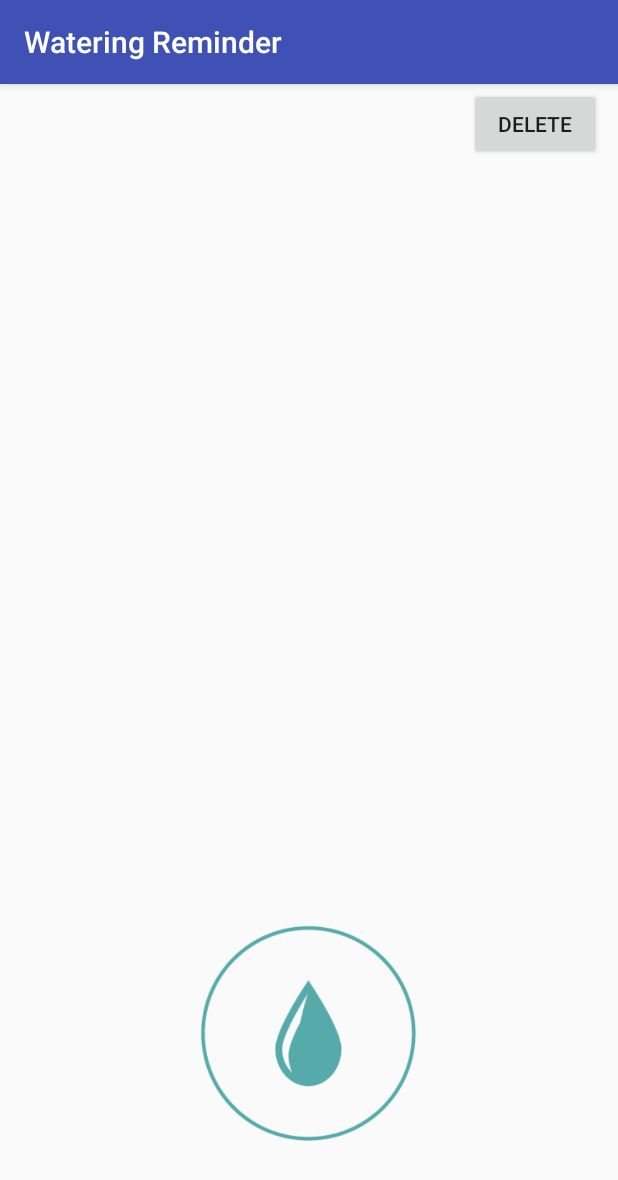
After one commit to jjvmak/watering-reminder, an Android app: the PlantActivity screen opened directly, with no data from a screen before it, on a phone screen of 412 x 824 dp. The commit adds this screen. Shown: the top 1180 px of the screen. Run offline under Robolectric (Android 15) with nearby library versions, the phone set to English and light mode, and no system bars.

Commit message:
Adding, deleting and updating should work now.

```diff
--- a/app/src/main/AndroidManifest.xml
+++ b/app/src/main/AndroidManifest.xml
@@ -18,7 +18,8 @@
         </activity>
         <activity android:name=".InputActivity" />
         <activity android:name=".ListActivity" />
-        <activity android:name=".PlantList"></activity>
+        <activity android:name=".PlantList" />
+        <activity android:name=".PlantActivity"></activity>
     </application>
 
 </manifest>
--- /dev/null
+++ b/app/src/main/res/layout/activity_plant.xml
@@ -0,0 +1,58 @@
+<?xml version="1.0" encoding="utf-8"?>
+<android.support.constraint.ConstraintLayout xmlns:android="http://schemas.android.com/apk/res/android"
+    xmlns:app="http://schemas.android.com/apk/res-auto"
+    xmlns:tools="http://schemas.android.com/tools"
+    android:layout_width="match_parent"
+    android:layout_height="match_parent"
+    tools:context="w.watering_reminder.PlantActivity">
+
+    <RelativeLayout
+        android:layout_width="match_parent"
+        android:layout_height="match_parent"
+        app:layout_constraintBottom_toBottomOf="parent"
+        app:layout_constraintEnd_toEndOf="parent"
+        app:layout_constraintHorizontal_bias="0.0"
+        app:layout_constraintStart_toStartOf="parent"
+        app:layout_constraintTop_toTopOf="parent"
+        app:layout_constraintVertical_bias="1.0">
+
+
+        <TextView
+            android:id="@+id/nameText"
+            android:layout_width="match_parent"
+            android:layout_height="40dp"
+            android:textSize="30sp" />
+
+        <TextView
+            android:id="@+id/infoText"
+            android:layout_width="match_parent"
+            android:layout_height="wrap_content"
+            android:layout_above="@+id/waterButton"
+            android:layout_alignParentStart="true"
+            android:layout_marginBottom="75dp"
+            android:textAlignment="center"
+            android:textSize="24sp" />
+
+        <Button
+            android:id="@+id/waterButton"
+            style="@style/Widget.AppCompat.Button"
+            android:layout_width="150dp"
+            android:layout_height="150dp"
+            android:layout_alignParentBottom="true"
+            android:layout_centerHorizontal="true"
+            android:layout_marginBottom="60dp"
+            android:background="@drawable/waterdrop"/>
+
+        <Button
+            android:id="@+id/deleteButton"
+            android:layout_width="wrap_content"
+            android:layout_height="wrap_content"
+            android:layout_alignBaseline="@+id/nameText"
+            android:layout_alignBottom="@+id/nameText"
+            android:layout_alignParentEnd="true"
+            android:layout_marginEnd="11dp"
+            android:text="DELETE" />
+
+
+    </RelativeLayout>
+</android.support.constraint.ConstraintLayout>
```
Also changed, not shown: app/src/main/java/w/watering_reminder/DatabaseHandler.kt (+41 -4 lines), app/src/main/java/w/watering_reminder/MainActivity.kt (+6 -1 lines), app/src/main/java/w/watering_reminder/PlantActivity.kt (added, +97 -0 lines), app/src/main/java/w/watering_reminder/PlantList.kt (+18 -1 lines).
